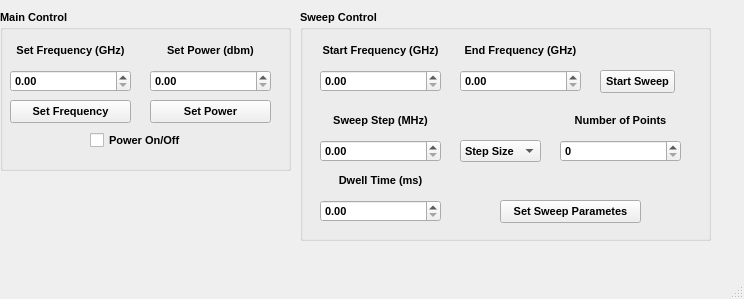
Above: gui/microwave_controller/microwave_gui.ui from WarwickEPR/qudi before the change. Below: the same form after it.
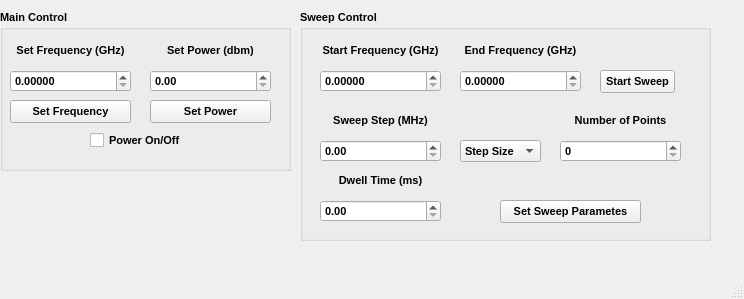
That is the form after the change.

Commit message:
filled out logic/hardware/gui
added required functions to logic/interface/hardware and connected to gui

The edit to the form file:
```diff
--- a/gui/microwave_controller/microwave_gui.ui
+++ b/gui/microwave_controller/microwave_gui.ui
@@ -87,6 +87,9 @@
        <height>22</height>
       </rect>
      </property>
+     <property name="decimals">
+      <number>5</number>
+     </property>
     </widget>
     <widget class="QDoubleSpinBox" name="pwrBox">
      <property name="geometry">
@@ -166,6 +169,9 @@
        <height>22</height>
       </rect>
      </property>
+     <property name="decimals">
+      <number>5</number>
+     </property>
     </widget>
     <widget class="QLabel" name="label_4">
      <property name="geometry">
@@ -208,6 +214,9 @@
        <height>22</height>
       </rect>
      </property>
+     <property name="decimals">
+      <number>5</number>
+     </property>
     </widget>
     <widget class="QDoubleSpinBox" name="stepSizeBox">
      <property name="geometry">
```
Left out of the diff: 3 changed lines with no effect on the pictures. The commit also changes 4 other files.
